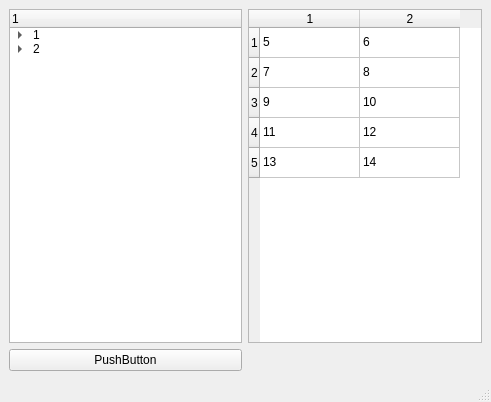
Old version of the form ui/test.ui in the repository Meller008/CRM-Avi.
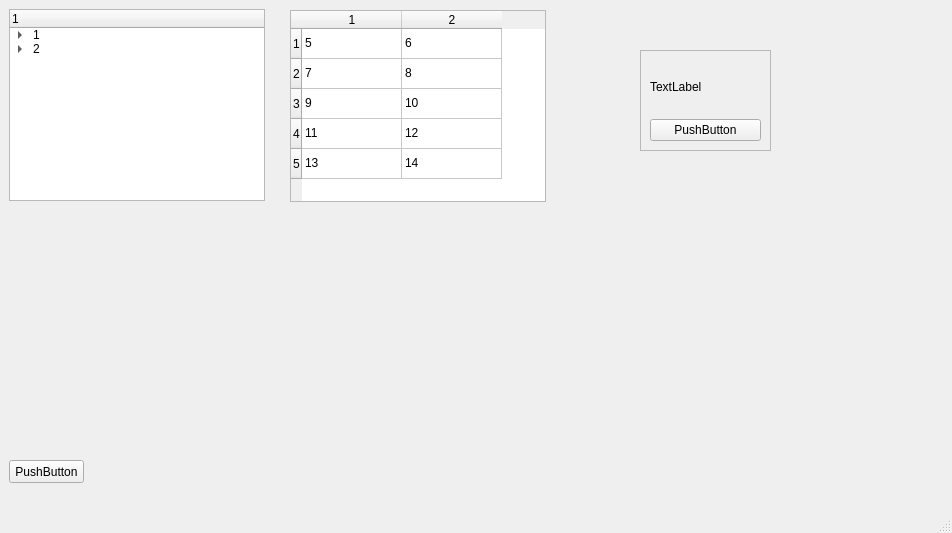
New version of the form.

Patch:
```diff
--- a/ui/test.ui
+++ b/ui/test.ui
@@ -6,17 +6,23 @@
    <rect>
     <x>0</x>
     <y>0</y>
-    <width>491</width>
-    <height>402</height>
+    <width>952</width>
+    <height>533</height>
    </rect>
   </property>
   <property name="windowTitle">
    <string>MainWindow</string>
   </property>
   <widget class="QWidget" name="centralwidget">
-   <layout class="QGridLayout" name="gridLayout">
-    <item row="0" column="0">
      <widget class="QTreeWidget" name="treeWidget">
+    <property name="geometry">
+     <rect>
+      <x>9</x>
+      <y>9</y>
+      <width>256</width>
+      <height>192</height>
+     </rect>
+    </property>
       <property name="dragDropMode">
        <enum>QAbstractItemView::NoDragDrop</enum>
       </property>
@@ -56,9 +62,15 @@
        </item>
       </item>
      </widget>
-    </item>
-    <item row="0" column="1">
      <widget class="QTableWidget" name="tableWidget">
+    <property name="geometry">
+     <rect>
+      <x>290</x>
+      <y>10</y>
+      <width>256</width>
+      <height>192</height>
+     </rect>
+    </property>
       <property name="editTriggers">
        <set>QAbstractItemView::NoEditTriggers</set>
       </property>
@@ -151,9 +163,44 @@
        </property>
       </item>
      </widget>
-    </item>
-    <item row="1" column="0">
      <widget class="QPushButton" name="pushButton">
+    <property name="geometry">
+     <rect>
+      <x>9</x>
+      <y>460</y>
+      <width>75</width>
+      <height>23</height>
+     </rect>
+    </property>
+    <property name="text">
+     <string>PushButton</string>
+    </property>
+   </widget>
+   <widget class="QFrame" name="frame">
+    <property name="geometry">
+     <rect>
+      <x>640</x>
+      <y>50</y>
+      <width>131</width>
+      <height>101</height>
+     </rect>
+    </property>
+    <property name="frameShape">
+     <enum>QFrame::StyledPanel</enum>
+    </property>
+    <property name="frameShadow">
+     <enum>QFrame::Raised</enum>
+    </property>
+    <layout class="QGridLayout" name="gridLayout">
+     <item row="0" column="0">
+      <widget class="QLabel" name="label">
+       <property name="text">
+        <string>TextLabel</string>
+       </property>
+      </widget>
+     </item>
+     <item row="1" column="0">
+      <widget class="QPushButton" name="pushButton_2">
       <property name="text">
        <string>PushButton</string>
       </property>
@@ -161,12 +208,13 @@
     </item>
    </layout>
   </widget>
+  </widget>
   <widget class="QMenuBar" name="menubar">
    <property name="geometry">
     <rect>
      <x>0</x>
      <y>0</y>
-     <width>491</width>
+     <width>952</width>
      <height>21</height>
     </rect>
    </property>
```
Lines whose indentation alone changed are shown as unchanged.
